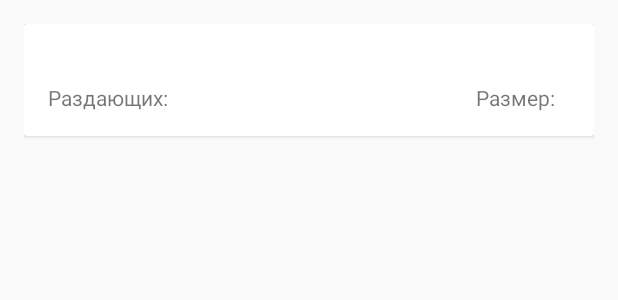
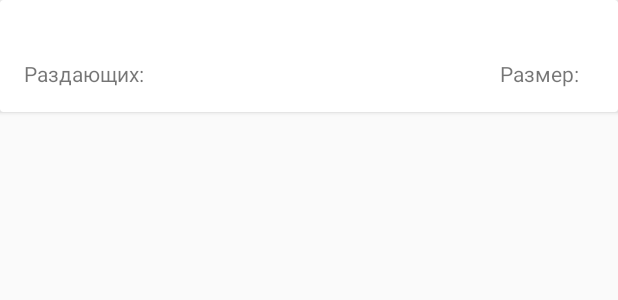
Before and after one commit to Igor-Golitsyn/RUTOR-search, an Android app: the layout cardview_activity.xml on its own in the app's theme, with its tools: preview values and no code run, on a phone screen of 412 x 824 dp. Shown: the top 300 px of the screen. Run offline under Robolectric (Android 15) with nearby library versions, the phone set to English and light mode, and no system bars.

Commit message:
cardActivity & item

```diff
--- a/app/src/main/res/layout/cardview_activity.xml
+++ b/app/src/main/res/layout/cardview_activity.xml
@@ -1,14 +1,9 @@
 <?xml version="1.0" encoding="utf-8"?>
-<LinearLayout xmlns:android="http://schemas.android.com/apk/res/android"
-              android:layout_width="match_parent"
-              android:layout_height="match_parent"
-              android:padding="@dimen/text_margin_16">
-
 <android.support.v7.widget.CardView
+    xmlns:android="http://schemas.android.com/apk/res/android"
     android:id="@+id/card_view"
     android:layout_width="match_parent"
-        android:layout_height="wrap_content"
-        >
+    android:layout_height="wrap_content">
 
     <RelativeLayout
         android:layout_width="match_parent"
@@ -60,5 +55,3 @@
     </RelativeLayout>
 
 </android.support.v7.widget.CardView>
-
-</LinearLayout>
```
Also changed, not shown: app/src/main/res/layout/item.xml (+8 -0 lines). Lines whose indentation alone changed are shown as unchanged.
